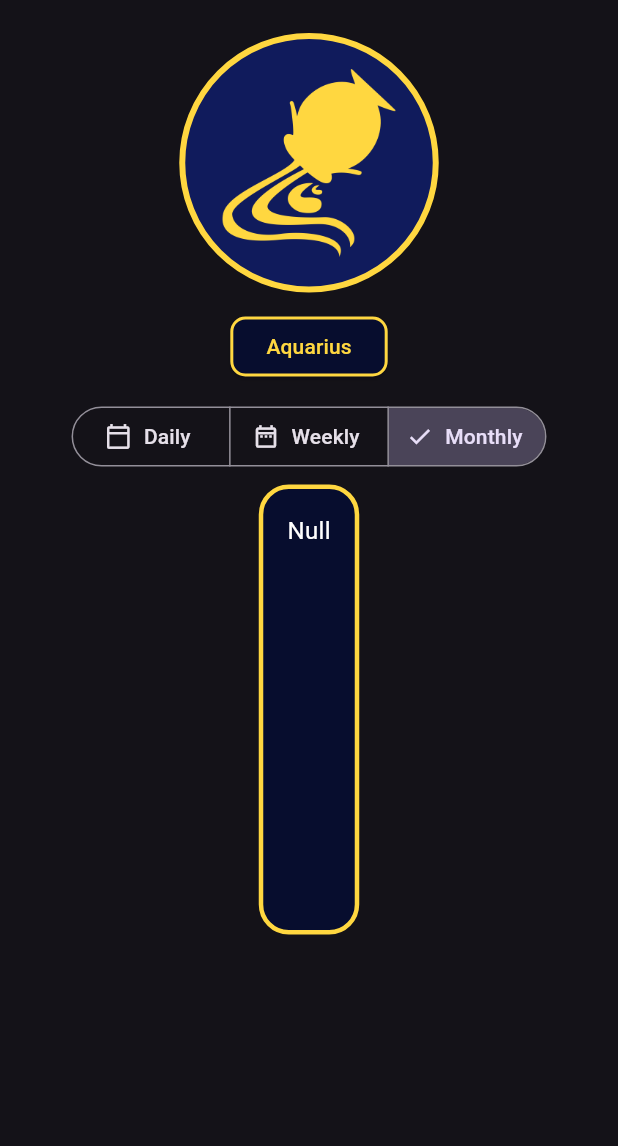
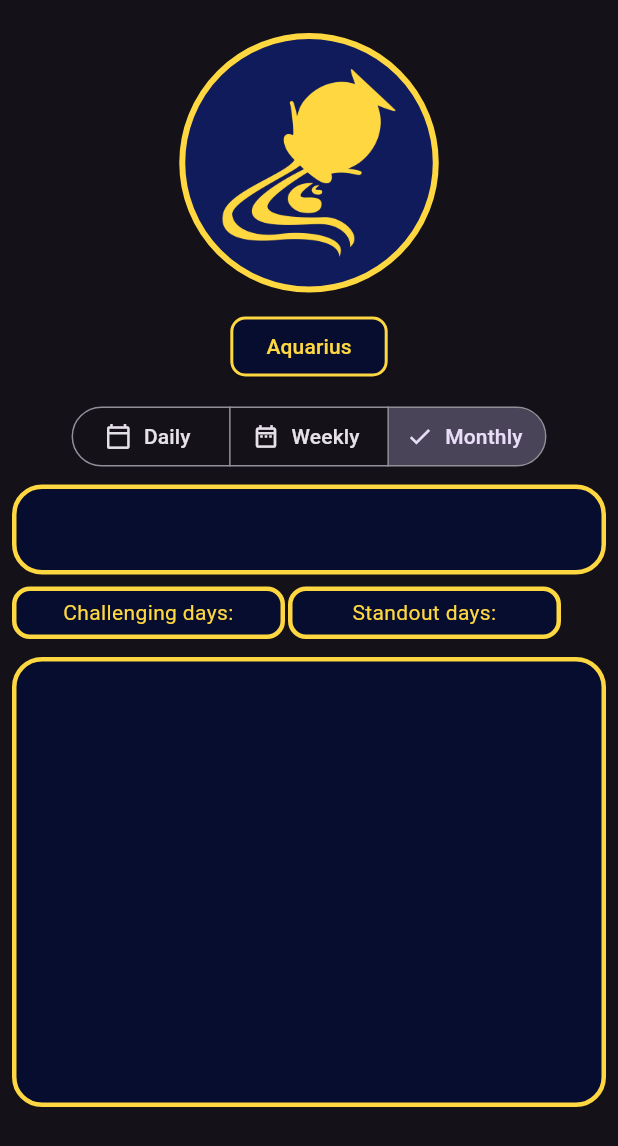
Before and after one commit to MK629/daily_horoscope, a Flutter app: the screen it shows after launch, after a tap on "Weekly", after a tap on "Monthly", on a phone screen of 412 x 824 dp. Shown: the top 1146 px of the screen. Run offline on Flutter 3.47's test engine with Material 3 defaults, Android fonts, the phone set to English and light mode, and no system bars; network calls fail.

Commit message:
some fun stuff

```diff
--- a/lib/types/horoscope_types.dart
+++ b/lib/types/horoscope_types.dart
@@ -53,6 +53,6 @@ class MonthlyDisplayDTO extends DisplayDTO{
   const MonthlyDisplayDTO( { required this.challenging_days, required this.month, required this.standout_days, required super.horoscope_data});
 }
 
-DailyDisplayDTO nullFallbackDaily() => DailyDisplayDTO(date: "Null", horoscope_data: "Null");
-WeeklyDisplayDTO nullFallbackWeekly() => WeeklyDisplayDTO(week: "Null", horoscope_data: "Null");
-MonthlyDisplayDTO nullFallbackMonthly() => MonthlyDisplayDTO(challenging_days: "Null", month: "Null", standout_days: "Null", horoscope_data: "Null");
+DailyDisplayDTO nullFallbackDaily() => DailyDisplayDTO(date: "", horoscope_data: "");
+WeeklyDisplayDTO nullFallbackWeekly() => WeeklyDisplayDTO(week: "", horoscope_data: "");
+MonthlyDisplayDTO nullFallbackMonthly() => MonthlyDisplayDTO(challenging_days: "", month: "", standout_days: "", horoscope_data: "");
--- a/lib/widgets/buttons/sign_select_button.dart
+++ b/lib/widgets/buttons/sign_select_button.dart
@@ -1,5 +1,6 @@
 import 'package:daily_horoscope/contexts/sign_context.dart';
 import 'package:daily_horoscope/types/signs.dart';
+import 'package:daily_horoscope/widgets/common_ui.dart';
 import 'package:flutter/material.dart';
 import 'package:provider/provider.dart';
 
@@ -24,7 +25,7 @@ class SignSelectButton extends StatelessWidget {
             )
           )
         ),
-        backgroundColor: WidgetStatePropertyAll(const Color.fromARGB(255, 7, 13, 46))
+        backgroundColor: WidgetStatePropertyAll(commonTextBgColour())
       ),
       onPressed: () => showModalBottomSheet(
         context: context,
--- /dev/null
+++ b/lib/widgets/common_ui.dart
@@ -0,0 +1,17 @@
+import 'package:flutter/material.dart';
+
+BoxDecoration commonBoxDecoration(){
+  return BoxDecoration(
+    border: Border.all(
+      color: Colors.amberAccent,
+      width: 3
+    ),
+    borderRadius: BorderRadius.circular(20),
+    shape: BoxShape.rectangle,
+    color: commonTextBgColour()
+  );
+}
+
+Color commonTextBgColour(){
+  return Color.fromARGB(255, 7, 13, 46);
+}
--- a/lib/widgets/components/sub-components/daily_display.dart
+++ b/lib/widgets/components/sub-components/daily_display.dart
@@ -1,6 +1,7 @@
 import 'package:daily_horoscope/fetcher/fetcher.dart';
 import 'package:daily_horoscope/types/horoscope_types.dart';
 import 'package:daily_horoscope/types/signs.dart';
+import 'package:daily_horoscope/widgets/common_ui.dart';
 import 'package:daily_horoscope/widgets/components/sub-components/scrollable_text_display.dart';
 import 'package:flutter/material.dart';
 
@@ -42,7 +43,23 @@ class _DailyDisplayState extends State<DailyDisplay> {
         }
         DailyDisplayDTO display = snapshot.data as DailyDisplayDTO? ?? nullFallbackDaily();
 
-        return scrollableText(display.horoscope_data);
+        return Expanded(
+          child: Column(
+            children: [
+              Padding(
+                padding: EdgeInsets.all(8.0),
+                child: Container(
+                  width: double.infinity,
+                  height: 60,
+                  decoration: commonBoxDecoration(),
+                  padding: EdgeInsets.all(16),
+                  child: Text("Today's Date: ${display.date}", textAlign: TextAlign.center, style: TextStyle(fontSize: 15, color: Colors.amberAccent),),
+                ),
+              ),
+              ScrollableText(text: display.horoscope_data),
+            ],
+          ),
+        );
       },
     );
   }
--- a/lib/widgets/components/sub-components/monthly_display.dart
+++ b/lib/widgets/components/sub-components/monthly_display.dart
@@ -1,6 +1,7 @@
 import 'package:daily_horoscope/fetcher/fetcher.dart';
 import 'package:daily_horoscope/types/horoscope_types.dart';
 import 'package:daily_horoscope/types/signs.dart';
+import 'package:daily_horoscope/widgets/common_ui.dart';
 import 'package:daily_horoscope/widgets/components/sub-components/scrollable_text_display.dart';
 import 'package:flutter/material.dart';
 
@@ -42,7 +43,63 @@ class _MonthlyDisplayState extends State<MonthlyDisplay> {
         }
         MonthlyDisplayDTO display = snapshot.data as MonthlyDisplayDTO? ?? nullFallbackMonthly();
 
-        return scrollableText(display.horoscope_data);
+        return Expanded(
+          child: Column(
+            children: [
+              Padding(
+                padding: EdgeInsets.only(left: 8.0, right: 8.0, top: 8.0, bottom: 4.0),
+                child: Column(
+                  spacing: 8,
+                  children: [
+                    Container(
+                      width: double.infinity,
+                      height: 60,
+                      decoration: commonBoxDecoration(),
+                      padding: EdgeInsets.all(16),
+                      child: Text(display.month, textAlign: TextAlign.center, style: TextStyle(fontSize: 15, color: Colors.amberAccent),),
+                    ),
+                    Row(
+                      spacing: 2,
+                      children: [
+                        Container(
+                          width: 182,
+                          height: 35,
+                          decoration: BoxDecoration(
+                            border: Border.all(
+                              color: Colors.amberAccent,
+                              width: 3
+                            ),
+                            borderRadius: BorderRadius.circular(12),
+                            shape: BoxShape.rectangle,
+                            color: commonTextBgColour()
+                          ),
+                          padding: EdgeInsets.all(4),
+                          child: Text("Challenging days: ${display.challenging_days}", textAlign: TextAlign.center, style: TextStyle(fontSize: 14, color: Colors.amberAccent),),
+                        ),
+                        Container(
+                          width: 182,
+                          height: 35,
+                          decoration: BoxDecoration(
+                            border: Border.all(
+                              color: Colors.amberAccent,
+                              width: 3
+                            ),
+                            borderRadius: BorderRadius.circular(12),
+                            shape: BoxShape.rectangle,
+                            color: commonTextBgColour()
+                          ),
+                          padding: EdgeInsets.all(4),
+                          child: Text("Standout days: ${display.standout_days}", textAlign: TextAlign.center, style: TextStyle(fontSize: 14, color: Colors.amberAccent),),
+                        ),
+                      ],
+                    )
+                  ],
+                ),
+              ),
+              ScrollableText(text: display.horoscope_data),
+            ],
+          ),
+        );
       },
     );
   }
--- a/lib/widgets/components/sub-components/scrollable_text_display.dart
+++ b/lib/widgets/components/sub-components/scrollable_text_display.dart
@@ -1,19 +1,19 @@
+import 'package:daily_horoscope/widgets/common_ui.dart';
 import 'package:flutter/material.dart';
 
-Widget scrollableText(String text){
+class ScrollableText extends StatelessWidget {
+  final String text;
+
+  const ScrollableText({required this.text, super.key});
+
+  @override
+  Widget build(BuildContext context) {
     return Padding(
       padding: const EdgeInsets.all(8.0),
       child: Container(
+        width: double.infinity,
         height: 300,
-      decoration: BoxDecoration(
-        border: Border.all(
-          color: Colors.amberAccent,
-          width: 3
-        ),
-        borderRadius: BorderRadius.circular(20),
-        shape: BoxShape.rectangle,
-        color: const Color.fromARGB(255, 7, 13, 46)
-      ),
+        decoration: commonBoxDecoration(),
         padding: EdgeInsets.all(16),
         child: SingleChildScrollView(
           child: Text(
@@ -24,3 +24,4 @@ Widget scrollableText(String text){
       ),
     );
   }
+}
--- a/lib/widgets/components/sub-components/weekly_display.dart
+++ b/lib/widgets/components/sub-components/weekly_display.dart
@@ -1,6 +1,7 @@
 import 'package:daily_horoscope/fetcher/fetcher.dart';
 import 'package:daily_horoscope/types/horoscope_types.dart';
 import 'package:daily_horoscope/types/signs.dart';
+import 'package:daily_horoscope/widgets/common_ui.dart';
 import 'package:daily_horoscope/widgets/components/sub-components/scrollable_text_display.dart';
 import 'package:flutter/material.dart';
 
@@ -42,7 +43,23 @@ class _WeeklyDisplayState extends State<WeeklyDisplay> {
         }
         WeeklyDisplayDTO display = snapshot.data as WeeklyDisplayDTO? ?? nullFallbackWeekly();
 
-        return scrollableText(display.horoscope_data);
+        return Expanded(
+          child: Column(
+            children: [
+              Padding(
+                padding: EdgeInsets.all(8.0),
+                child: Container(
+                  width: double.infinity,
+                  height: 60,
+                  decoration: commonBoxDecoration(),
+                  padding: EdgeInsets.all(16),
+                  child: Text(display.week, textAlign: TextAlign.center, style: TextStyle(fontSize: 15, color: Colors.amberAccent),),
+                ),
+              ),
+              ScrollableText(text: display.horoscope_data),
+            ],
+          ),
+        );
       },
     );
   }
```
Lines whose indentation alone changed are shown as unchanged.
